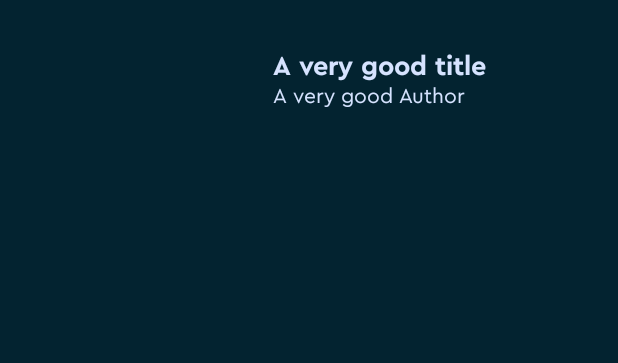
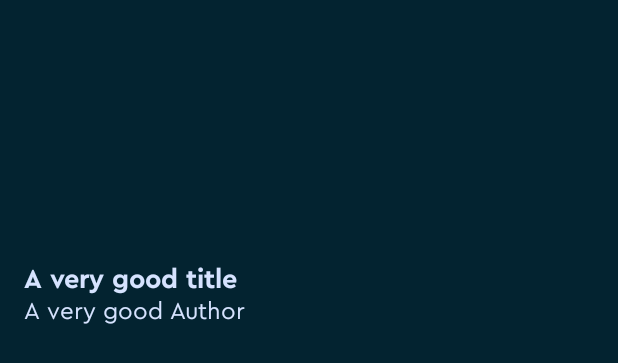
Before and after one commit to joniaranguri/blinkist-android-challenge, an Android app: the layout book_list_item.xml on its own in the app's theme, with its tools: preview values and no code run, on a phone screen of 412 x 824 dp. Shown: the top 363 px of the screen. Run offline under Robolectric (Android 15) with nearby library versions, the phone set to English and light mode, and no system bars.

Commit message:
feat: Grouping books by week (#3)

```diff
--- /dev/null
+++ b/app/src/main/kotlin/com/blinkslabs/blinkist/android/challenge/data/model/BookSection.kt
@@ -0,0 +1,3 @@
+package com.blinkslabs.blinkist.android.challenge.data.model
+
+data class BookSection(val sectionTitle:String, val books: List<Book>)
--- a/app/src/main/res/layout/activity_books.xml
+++ b/app/src/main/res/layout/activity_books.xml
@@ -5,7 +5,7 @@
     android:layout_height="match_parent">
 
     <androidx.recyclerview.widget.RecyclerView
-        android:id="@+id/recyclerView"
+        android:id="@+id/bookSectionsRecyclerView"
         android:layout_width="match_parent"
         android:layout_height="match_parent"
         android:orientation="vertical">
--- a/app/src/main/res/layout/book_list_item.xml
+++ b/app/src/main/res/layout/book_list_item.xml
@@ -1,10 +1,10 @@
 <?xml version="1.0" encoding="utf-8"?>
 <LinearLayout xmlns:android="http://schemas.android.com/apk/res/android"
     xmlns:tools="http://schemas.android.com/tools"
-    android:layout_width="match_parent"
+    android:layout_width="@dimen/book_item_width"
     android:layout_height="wrap_content"
-    android:orientation="horizontal"
-    android:padding="16dp">
+    android:orientation="vertical"
+    android:padding="@dimen/default_padding">
 
     <ImageView
         android:id="@+id/coverImageView"
@@ -12,24 +12,17 @@
         android:layout_height="@dimen/books_cover_image_size"
         android:scaleType="centerCrop" />
 
-    <LinearLayout
+    <TextView
+        android:id="@+id/titleTextView"
+        style="@style/BookTitle"
         android:layout_width="match_parent"
         android:layout_height="wrap_content"
-        android:gravity="center_vertical"
-        android:orientation="vertical"
-        android:padding="16dp">
+        android:paddingTop="@dimen/short_padding"
+        tools:text="A very good title" />
 
-        <TextView
-            android:id="@+id/titleTextView"
-            android:layout_width="wrap_content"
-            android:layout_height="wrap_content"
-            style="@style/BookTitle"
-            tools:text="A very good title" />
-
-        <TextView
-            android:id="@+id/authorTextView"
-            android:layout_width="wrap_content"
-            android:layout_height="wrap_content"
-            tools:text="A very good Author" />
-    </LinearLayout>
+    <TextView
+        android:id="@+id/authorTextView"
+        android:layout_width="match_parent"
+        android:layout_height="wrap_content"
+        tools:text="A very good Author" />
 </LinearLayout>
--- a/app/src/main/res/values/dimens.xml
+++ b/app/src/main/res/values/dimens.xml
@@ -1,5 +1,11 @@
 <?xml version="1.0" encoding="utf-8"?>
 <resources>
+    <dimen name="default_text_size">16sp</dimen>
+    <dimen name="default_padding">16dp</dimen>
+    <dimen name="short_padding">8dp</dimen>
+
     <dimen name="book_title_size">18sp</dimen>
+    <dimen name="section_title_size">22sp</dimen>
     <dimen name="books_cover_image_size">150dp</dimen>
+    <dimen name="book_item_width">182dp</dimen>
 </resources>
--- a/app/src/main/res/values/styles.xml
+++ b/app/src/main/res/values/styles.xml
@@ -6,14 +6,23 @@
         <item name="colorAccent">@color/colorAccent</item>
         <item name="android:windowBackground">@color/colorPrimaryDark</item>
         <item name="android:textColor">@color/colorText</item>
+        <item name="android:textSize">@dimen/default_text_size</item>
         <item name="android:fontFamily">@font/cerapro_regular</item>
     </style>
 
-    <style name="BookTitle" parent="android:Widget.TextView">
+    <style name="Title" parent="android:Widget.TextView">
         <item name="android:fontFamily">@font/cerapro_bold</item>
-        <item name="android:textSize">@dimen/book_title_size</item>
         <item name="android:ellipsize">end</item>
         <item name="android:maxLines">2</item>
     </style>
 
+    <style name="BookTitle" parent="Title">
+        <item name="android:textSize">@dimen/book_title_size</item>
+    </style>
+
+    <style name="SectionTitle" parent="Title">
+        <item name="android:textSize">@dimen/section_title_size</item>
+    </style>
+
+
 </resources>
```
Also changed, not shown: app/src/main/kotlin/com/blinkslabs/blinkist/android/challenge/common/LocalDateExt.kt (added, +23 -0 lines), app/src/main/kotlin/com/blinkslabs/blinkist/android/challenge/ui/BookListRecyclerAdapter.kt (+2 -8 lines), app/src/main/kotlin/com/blinkslabs/blinkist/android/challenge/ui/BookSectionsRecyclerAdapter.kt (added, +54 -0 lines), app/src/main/kotlin/com/blinkslabs/blinkist/android/challenge/ui/BooksActivity.kt (+6 -7 lines), app/src/main/kotlin/com/blinkslabs/blinkist/android/challenge/ui/BooksViewModel.kt (+11 -3 lines), app/src/main/res/layout/book_section_item.xml (added, +21 -0 lines).
